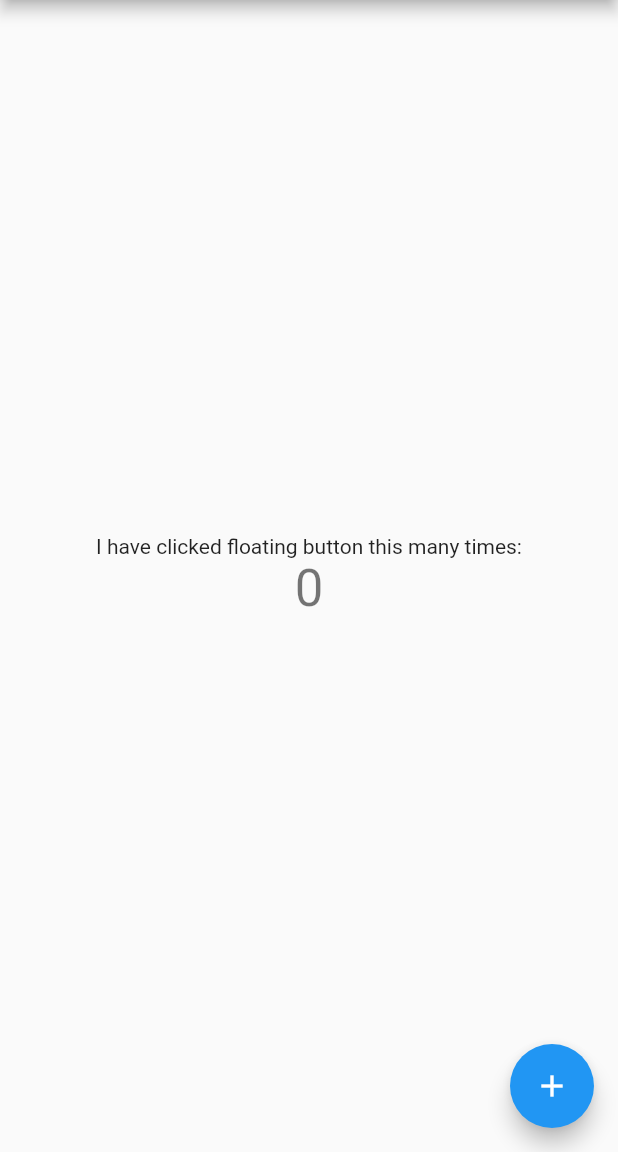
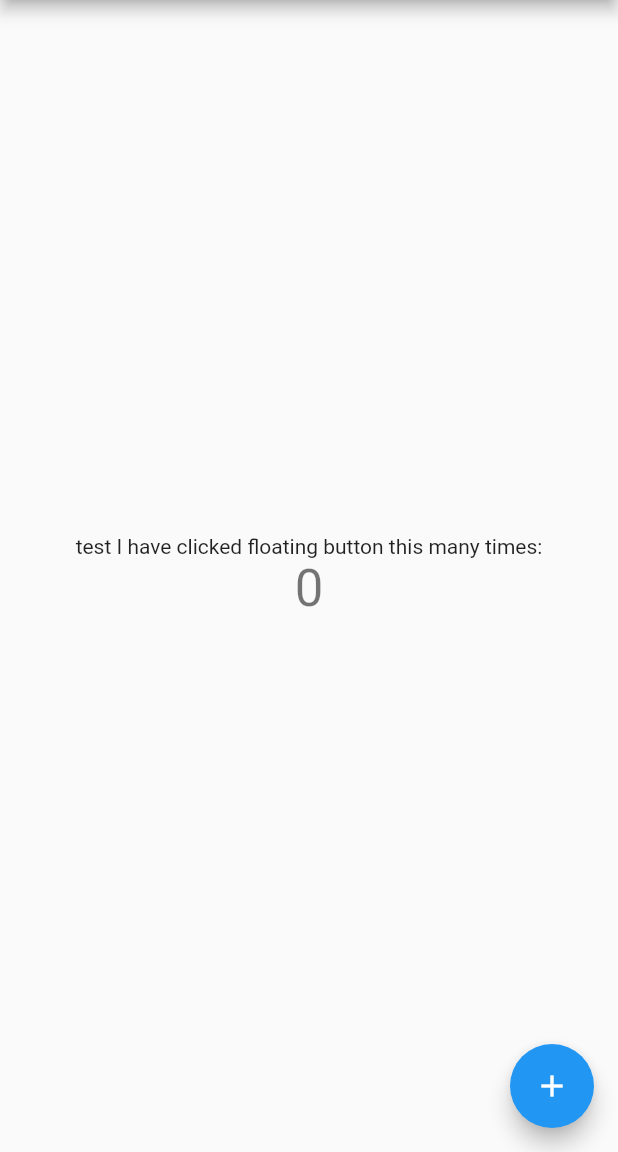
Before and after one commit to chiCKson/flutter_app, a Flutter app: the screen it shows after launch, on a phone screen of 412 x 824 dp, the part 84-1236 px from its top. Run offline on Flutter 3.47's test engine with Material 2 defaults, Android fonts, the phone set to English and light mode, and no system bars.

Commit message:
exception update 1.0

```diff
--- a/lib/main.dart
+++ b/lib/main.dart
@@ -92,7 +92,7 @@ class _MyHomePageState extends State<MyHomePage> {
           mainAxisAlignment: MainAxisAlignment.center,
           children: <Widget>[
             new Text(
-              'I have clicked floating button this many times:',
+              'test I have clicked floating button this many times:',
             ),
             new Text(
               '$_counter',
```
